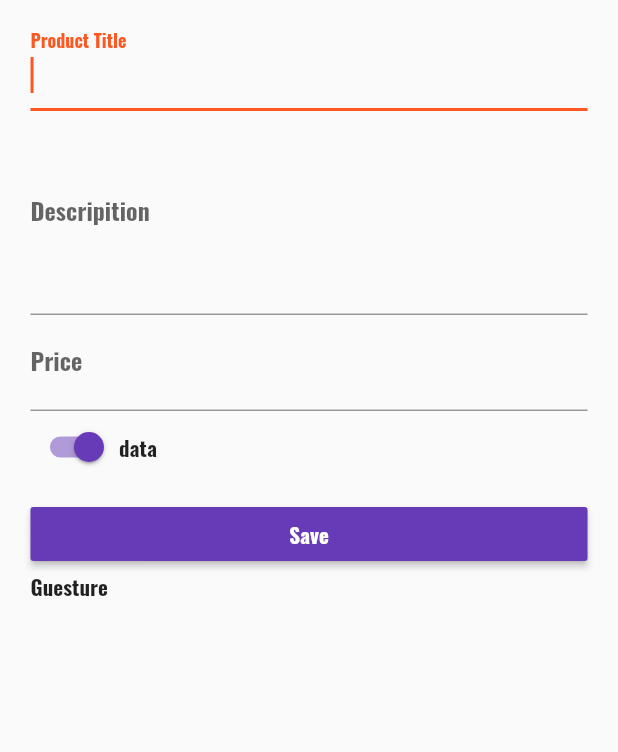
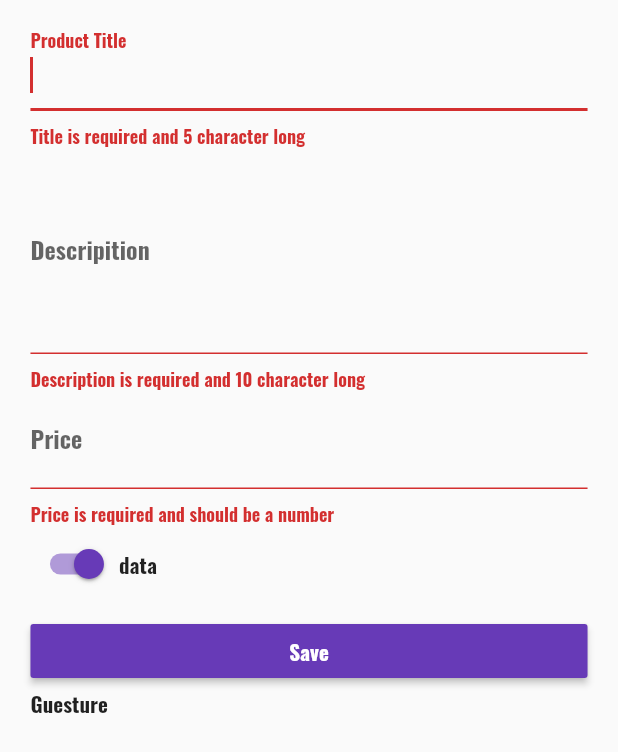
Before and after one commit to selvesandev/flutter-ess, a Flutter app: the ProductCreate widget shown alone on an empty page, opened directly with empty values, after a tap on "Save", on a phone screen of 412 x 824 dp. Shown: the top 752 px of the screen. Run offline on Flutter 3.47's test engine with Material 2 defaults, Android fonts, the phone set to English and light mode, and no system bars.

```diff
--- a/lib/pages/product_create.dart
+++ b/lib/pages/product_create.dart
@@ -15,12 +15,30 @@ class _ProductCreatePageState extends State<ProductCreate> {
   String descValue;
   double priceValue;
   bool switchValue = true;
+  final GlobalKey<FormState> _formKey = GlobalKey<FormState>();
 
   Widget _buildTitleTextField() {
-    return (TextField(
+    // return (TextField(
+    //   decoration: InputDecoration(labelText: 'Product Title'),
+    //   autofocus: true,
+    //   onChanged: (String value) {
+    //     setState(() {
+    //       titleValue = value;
+    //     });
+    //   },
+    // ));
+
+    return (TextFormField(
       decoration: InputDecoration(labelText: 'Product Title'),
       autofocus: true,
-      onChanged: (String value) {
+      // autovalidate: true,
+      validator: (String value) {
+        if (value.isEmpty || value.length < 5) {
+          return 'Title is required and 5 character long';
+        }
+        return null;
+      },
+      onSaved: (String value) {
         setState(() {
           titleValue = value;
         });
@@ -29,11 +47,17 @@ class _ProductCreatePageState extends State<ProductCreate> {
   }
 
   Widget _buildDescriptionTextField() {
-    return TextField(
+    return TextFormField(
       maxLines: 4,
       autofocus: true,
       decoration: InputDecoration(labelText: 'Descripition'),
-      onChanged: (String value) {
+      validator: (String value) {
+        if (value.isEmpty && value.length < 10) {
+          return 'Description is required and 10 character long';
+        }
+        return null;
+      },
+      onSaved: (String value) {
         setState(() {
           descValue = value;
         });
@@ -42,11 +66,18 @@ class _ProductCreatePageState extends State<ProductCreate> {
   }
 
   Widget _buildPriceTextField() {
-    return TextField(
+    return TextFormField(
       keyboardType: TextInputType.number,
       decoration: InputDecoration(labelText: 'Price'),
       autofocus: true,
-      onChanged: (String value) {
+      validator: (String value) {
+        if (value.isEmpty ||
+            !RegExp(r'^\d{0,8}(\.\d{1,4})?$').hasMatch(value)) {
+          return 'Price is required and should be a number';
+        }
+        return null;
+      },
+      onSaved: (String value) {
         setState(() {
           priceValue = double.parse(value);
         });
@@ -55,6 +86,10 @@ class _ProductCreatePageState extends State<ProductCreate> {
   }
 
   _onFormSubmit() {
+    if (!_formKey.currentState.validate()) {
+      return;
+    }
+    _formKey.currentState.save();
     final Map<String, dynamic> product = {
       'title': titleValue,
       'description': descValue,
@@ -70,9 +105,12 @@ class _ProductCreatePageState extends State<ProductCreate> {
     final double deviceWidth = MediaQuery.of(context).size.width;
     final double targetWidth = deviceWidth > 550 ? 500 : deviceWidth * 0.95;
     final double targetPadding = deviceWidth - targetWidth;
+    //gives information about the form's sate
 
     return Container(
-        margin: EdgeInsets.all(10.0),
+      margin: EdgeInsets.all(10.0),
+      child: Form(
+        key: _formKey,
         child: ListView(
           padding: EdgeInsets.symmetric(horizontal: targetPadding / 2),
           children: <Widget>[
@@ -101,8 +139,15 @@ class _ProductCreatePageState extends State<ProductCreate> {
               textColor: Colors.white,
               onPressed: _onFormSubmit,
             ),
-            GestureDetector(onTap: _onFormSubmit,child: Container(child: Text('Guesture'),),)
+            GestureDetector(
+              onTap: _onFormSubmit,
+              child: Container(
+                child: Text('Guesture'),
+              ),
+            )
           ],
-        ));
+        ),
+      ),
+    );
   }
 }
```
